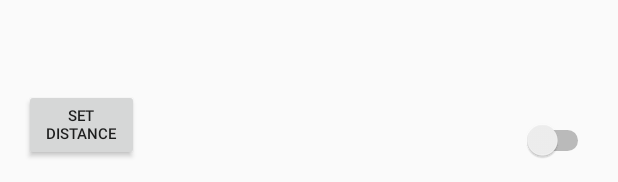
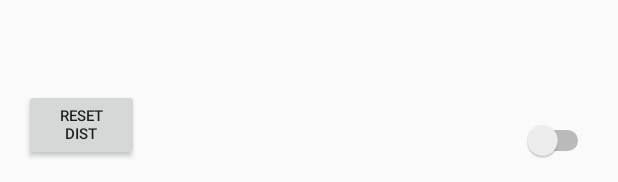
Before and after one commit to YasserAtiya/SpeedCamera-OpenCV, an Android app: the layout content_main.xml on its own in the app's theme, with its tools: preview values and no code run, on a phone screen of 412 x 824 dp. Shown: the part 1051-1233 px from the top of the screen. Run offline under Robolectric (Android 15) with nearby library versions, the phone set to English and light mode, and no system bars.

Commit message:
Adds reset distance button.

```diff
--- a/app/src/main/res/layout/content_main.xml
+++ b/app/src/main/res/layout/content_main.xml
@@ -37,8 +37,8 @@
             <Button
                 android:layout_width="wrap_content"
                 android:layout_height="wrap_content"
-                android:text="Set Distance"
-                android:id="@+id/distanceButton"
+                android:text="Reset Dist"
+                android:id="@+id/btnResetDist"
                 android:layout_alignParentBottom="true"
                 android:layout_alignParentLeft="true"
                 android:textSize="10dp"/>
@@ -150,7 +150,7 @@
             android:orientation="vertical"
             android:layout_width="0dp"
             android:layout_height="match_parent"
-            android:layout_toRightOf="@+id/distanceButton"
+            android:layout_toRightOf="@+id/btnResetDist"
             android:layout_alignParentStart="false"
             android:layout_toLeftOf="@+id/edgeSwitch"
             android:layout_toStartOf="@+id/edgeSwitch"
```
Also changed, not shown: app/src/main/java/com/speeddemon/MainActivity.java (+16 -2 lines).
